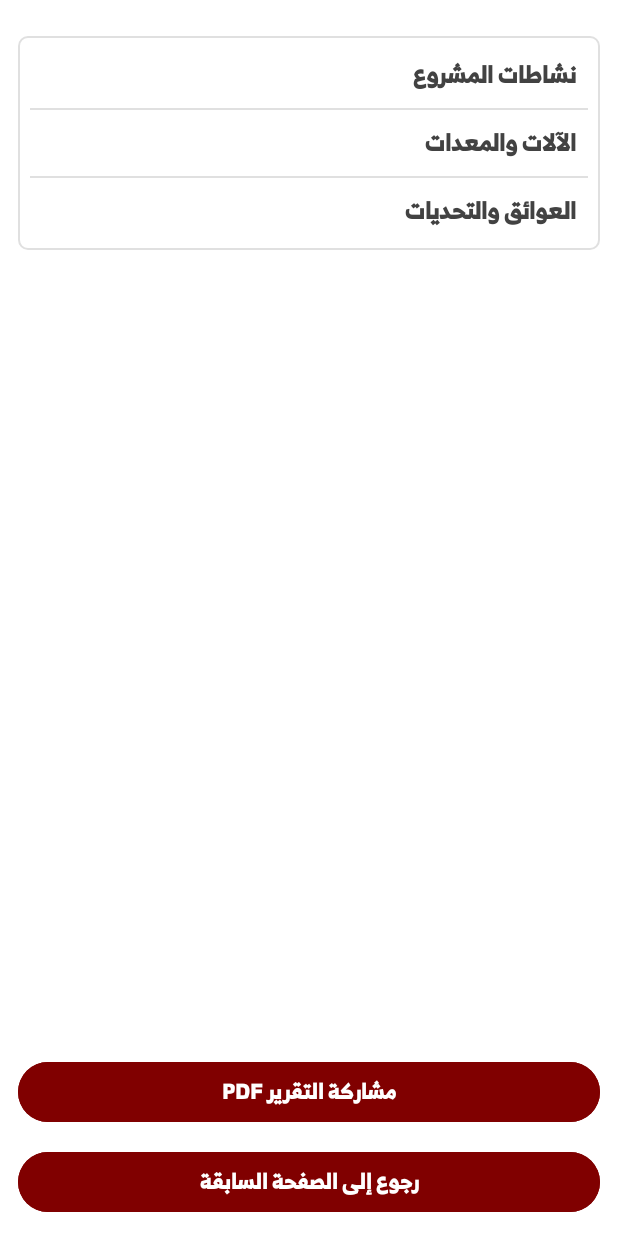
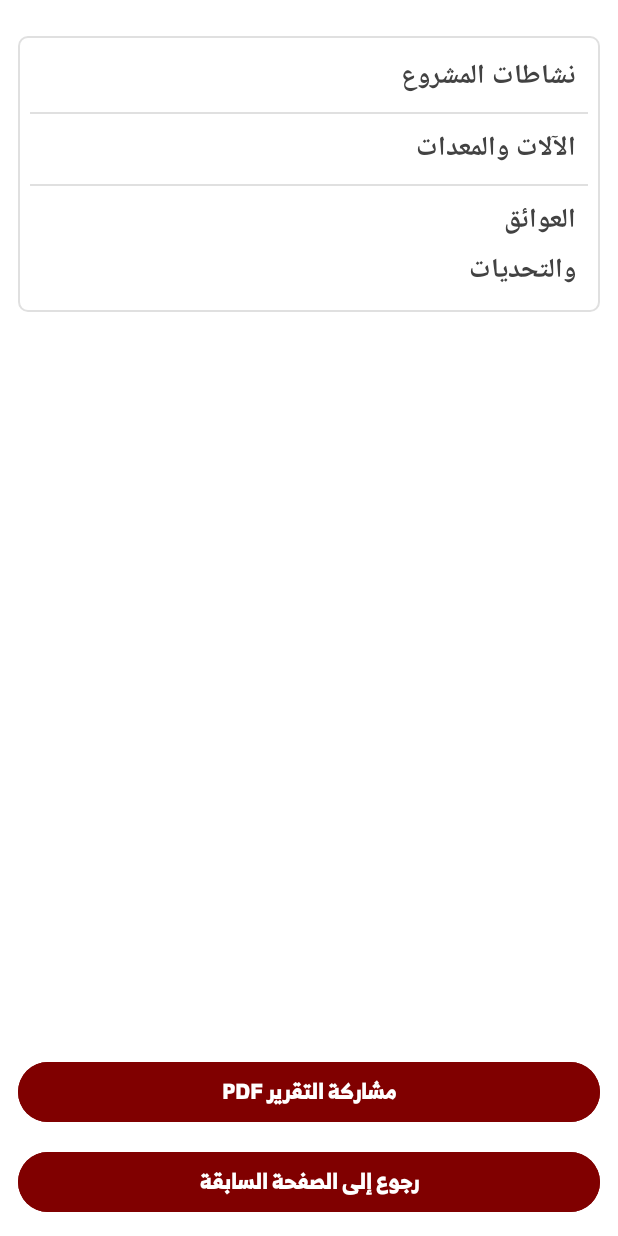
Before and after one commit to Alibabsheer/MeydanTestApp, an Android app: the ViewDailyReportActivity screen opened directly, with no data from a screen before it, on a phone screen of 412 x 824 dp. Run offline under Robolectric (Android 15) with nearby library versions, the phone set to English and light mode, and no system bars; our stand-ins replace Firebase (no records; nobody signed in at launch, a user with empty details on screens opened directly); libraries missing offline, so code that uses them is left out: com.otaliastudios.zoom; plain views replace ZoomLayout; pictures from the network do not load; 5 statements that could not run were skipped.

Commit message:
UI: standardize Daily Report headings to shared strings and H1/H2 styles (no inline typography) (#87)

```diff
--- a/app/src/main/res/layout/activity_view_daily_report.xml
+++ b/app/src/main/res/layout/activity_view_daily_report.xml
@@ -34,11 +34,11 @@
             android:layout_width="match_parent"
             android:layout_height="wrap_content"
             android:layout_marginTop="8dp"
+            android:gravity="start"
             android:text="@string/report_section_project_location"
-            android:textColor="?android:textColorPrimary"
-            android:textSize="16sp"
-            android:textStyle="bold"
-            android:visibility="gone" />
+            android:textAlignment="viewStart"
+            android:visibility="gone"
+            style="@style/TextAppearance.Heading.H2" />
 
         <TextView
             android:id="@+id/projectLocationValue"
@@ -78,11 +78,10 @@
                     android:layout_width="0dp"
                     android:layout_height="wrap_content"
                     android:layout_weight="0.35"
+                    android:gravity="start"
                     android:text="@string/report_section_activities"
-                    android:textColor="?android:textColorPrimary"
-                    android:textSize="15sp"
-                    android:textStyle="bold"
-                    android:textAlignment="viewStart" />
+                    android:textAlignment="viewStart"
+                    style="@style/TextAppearance.Heading.H2" />
 
                 <TextView
                     android:id="@+id/activitiesValue"
@@ -123,11 +122,10 @@
                     android:layout_width="0dp"
                     android:layout_height="wrap_content"
                     android:layout_weight="0.35"
+                    android:gravity="start"
                     android:text="@string/report_section_equipment"
-                    android:textColor="?android:textColorPrimary"
-                    android:textSize="15sp"
-                    android:textStyle="bold"
-                    android:textAlignment="viewStart" />
+                    android:textAlignment="viewStart"
+                    style="@style/TextAppearance.Heading.H2" />
 
                 <TextView
                     android:id="@+id/machinesValue"
@@ -168,11 +166,10 @@
                     android:layout_width="0dp"
                     android:layout_height="wrap_content"
                     android:layout_weight="0.35"
+                    android:gravity="start"
                     android:text="@string/report_section_obstacles"
-                    android:textColor="?android:textColorPrimary"
-                    android:textSize="15sp"
-                    android:textStyle="bold"
-                    android:textAlignment="viewStart" />
+                    android:textAlignment="viewStart"
+                    style="@style/TextAppearance.Heading.H2" />
 
                 <TextView
                     android:id="@+id/obstaclesValue"
--- a/app/src/main/res/values/dimens.xml
+++ b/app/src/main/res/values/dimens.xml
@@ -2,4 +2,6 @@
 <resources>
     <dimen name="image_preview_size">120dp</dimen>
     <dimen name="image_preview_margin">8dp</dimen>
+    <dimen name="text_heading_h1_size">22sp</dimen>
+    <dimen name="text_heading_h2_size">18sp</dimen>
 </resources>
--- /dev/null
+++ b/app/src/main/res/values/styles.xml
@@ -0,0 +1,18 @@
+<?xml version="1.0" encoding="utf-8"?>
+<resources>
+    <style name="TextAppearance.Heading.H1" parent="TextAppearance.Material3.HeadlineSmall">
+        <item name="android:textColor">?android:textColorPrimary</item>
+        <item name="android:textSize">@dimen/text_heading_h1_size</item>
+        <item name="android:textStyle">bold</item>
+        <item name="android:textAlignment">viewStart</item>
+        <item name="android:gravity">start</item>
+    </style>
+
+    <style name="TextAppearance.Heading.H2" parent="TextAppearance.Material3.TitleMedium">
+        <item name="android:textColor">?android:textColorPrimary</item>
+        <item name="android:textSize">@dimen/text_heading_h2_size</item>
+        <item name="android:textStyle">bold</item>
+        <item name="android:textAlignment">viewStart</item>
+        <item name="android:gravity">start</item>
+    </style>
+</resources>
```
